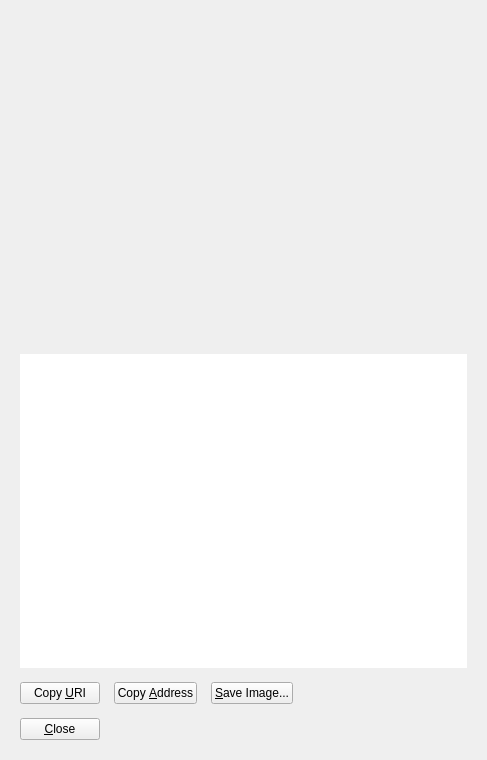
This is src/qt/forms/receiverequestdialog.ui in firoorg/firo as Qt 5 draws it before an edit. The edited form follows.
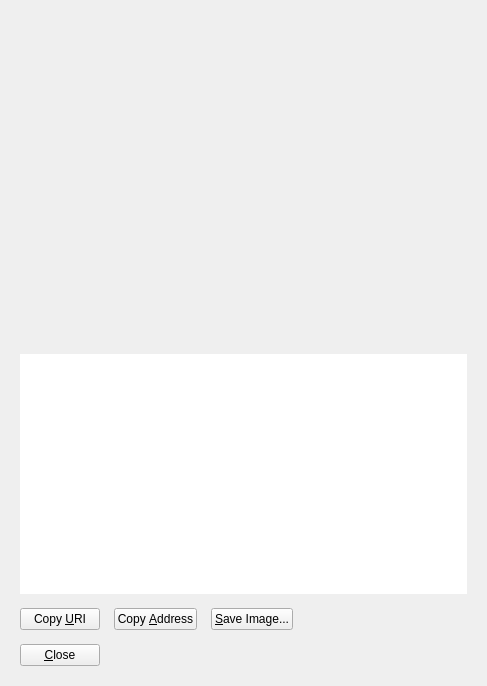
This is the edited form. Custom widgets are drawn as their Qt base class.

Commit message: Qt: keep payment requests usable on small screens

```diff
--- a/src/qt/forms/receiverequestdialog.ui
+++ b/src/qt/forms/receiverequestdialog.ui
@@ -7,7 +7,7 @@
     <x>0</x>
     <y>0</y>
     <width>487</width>
-    <height>760</height>
+    <height>640</height>
    </rect>
   </property>
   <layout class="QVBoxLayout" name="verticalLayout_3">
```
The commit also changes 1 other file.
